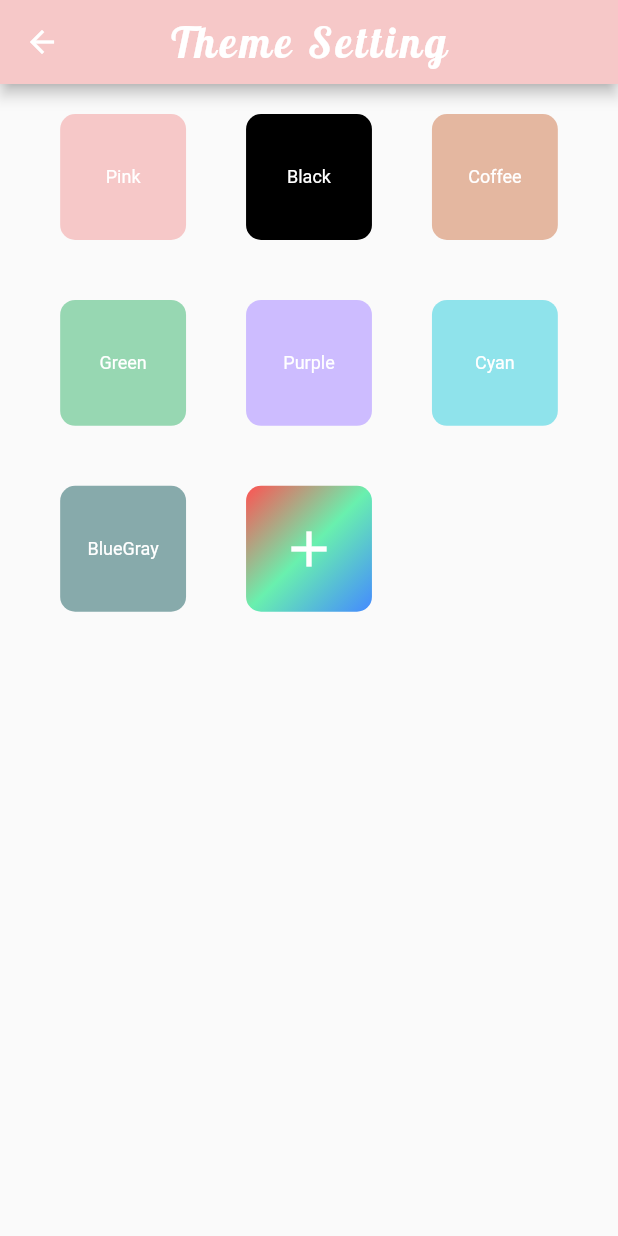
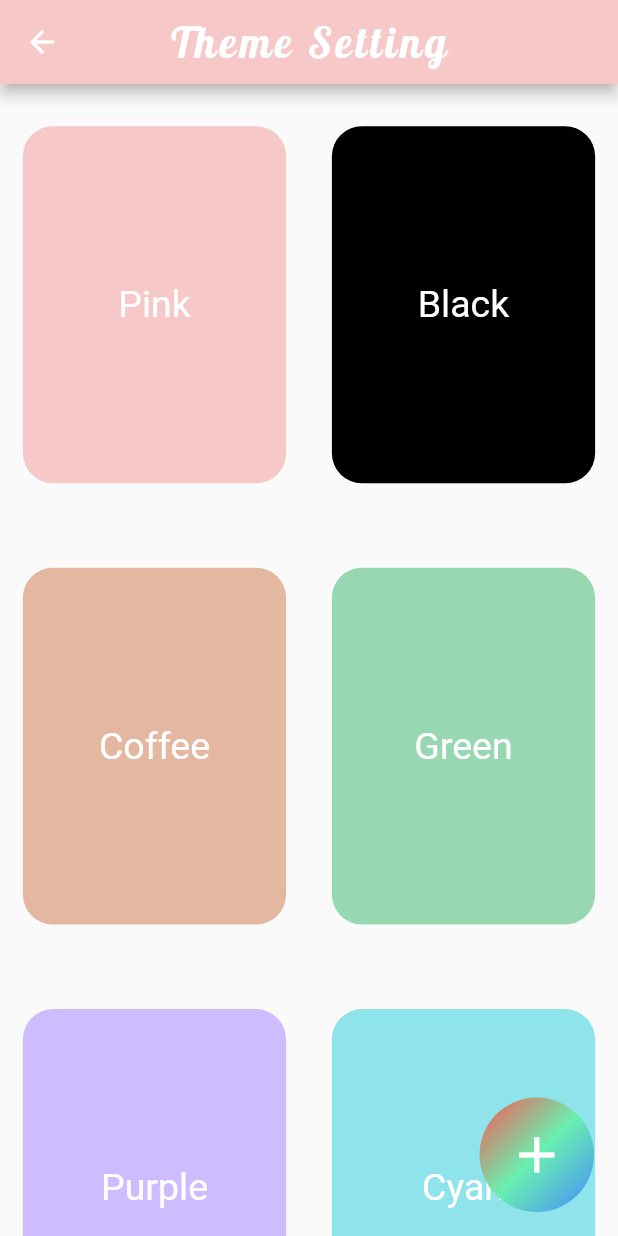
Before and after one commit to FrancisQiang/flutter-bill, a Flutter app: the ThemePage screen opened directly, on a phone screen of 412 x 824 dp. Run offline on Flutter 3.47's test engine with Material 2 defaults, Android fonts, the phone set to English and light mode, and no system bars; our stand-ins replace cached_network_image, dio, fl_chart, fluro, flutter_colorpicker, flutter_datetime_picker and 12 more; missing offline and left inert: circle_list, image_crop; accounts and stored records are empty; network calls fail; statements that could not run were skipped.

Commit message:
refactor: 修改主题设置样式

```diff
--- a/lib/page/theme_page/theme_page.dart
+++ b/lib/page/theme_page/theme_page.dart
@@ -1,5 +1,4 @@
 import 'dart:convert';
-
 import 'package:flutter/material.dart';
 import 'package:flutter_bill/bean/theme_bean.dart';
 import 'package:flutter_bill/component/switcher/custom_animated_switcher.dart';
@@ -13,7 +12,6 @@ import 'package:flutter_bill/util/theme_util.dart';
 import 'package:flutter_screenutil/flutter_screenutil.dart';
 import 'package:provider/provider.dart';
 
-
 class ThemePage extends StatelessWidget {
   @override
   Widget build(BuildContext context) {
@@ -22,11 +20,10 @@ class ThemePage extends StatelessWidget {
     return Scaffold(
       appBar: AppBar(
         centerTitle: true,
-        title: AppBarText(
-          'Theme Setting'
-        ),
+        title: AppBarText('Theme Setting'),
         actions: <Widget>[
-          model.themeList.length > 7 ? CustomAnimatedSwitcher(
+          model.themeList.length > 7
+              ? CustomAnimatedSwitcher(
                   firstChild: IconButton(
                     icon: Icon(
                       Icons.border_color,
@@ -48,16 +45,11 @@ class ThemePage extends StatelessWidget {
                     model.deleting = !model.deleting;
                     model.refresh();
                   },
-          ) : SizedBox(),
+                )
+              : SizedBox(),
         ],
       ),
-      body: Container(
-        alignment: Alignment.topCenter,
-        child: SingleChildScrollView(
-          child: Wrap(
-            children: List.generate(model.themeList.length + 1, (index) {
-              if (index == model.themeList.length) {
-                return AbsorbPointer(
+      floatingActionButton: AbsorbPointer(
         absorbing: model.deleting,
         child: Opacity(
           opacity: model.deleting ? 0 : 1,
@@ -66,9 +58,8 @@ class ThemePage extends StatelessWidget {
               model.createCustomTheme(context);
             },
             child: Container(
-                        height: ScreenUtil.getInstance().setWidth(220),
-                        width: ScreenUtil.getInstance().setWidth(220),
-                        margin: EdgeInsets.all(20),
+              height: ScreenUtil.getInstance().setWidth(200),
+              width: ScreenUtil.getInstance().setWidth(200),
               alignment: Alignment.center,
               child: Icon(
                 Icons.add,
@@ -76,30 +67,30 @@ class ThemePage extends StatelessWidget {
                 size: 40,
               ),
               decoration: BoxDecoration(
-                            shape: BoxShape.rectangle,
-                            borderRadius: BorderRadius.all(Radius.circular(10)),
-                            gradient: LinearGradient(
-                                colors: [
+                  shape: BoxShape.circle,
+                  gradient: LinearGradient(colors: [
                     Colors.redAccent,
                     Colors.greenAccent,
                     Colors.blueAccent,
-                                ],
-                                begin: Alignment.topLeft,
-                                end: Alignment.bottomRight)),
+                  ], begin: Alignment.topLeft, end: Alignment.bottomRight)),
             ),
           ),
         ),
-                );
-              }
+      ),
+      floatingActionButtonLocation: FloatingActionButtonLocation.endFloat,
+      body: Container(
+        alignment: Alignment.topCenter,
+        child: GridView.count(
+          crossAxisCount: 2,
+          childAspectRatio: 0.7,
+          children: List.generate(model.themeList.length, (index) {
             final themeBean = model.themeList[index];
             return Stack(
               children: <Widget>[
                 AbsorbPointer(
                   absorbing: model.deleting,
-                    child: getThemeBloc(
-                      themeBean,
-                      globalModel,
-                    ),
+                  child:
+                      getThemeBloc(themeBean, globalModel),
                 ),
                 Positioned(
                   top: 0,
@@ -123,7 +114,6 @@ class ThemePage extends StatelessWidget {
           }),
         ),
       ),
-      ),
     );
   }
 
@@ -133,24 +123,23 @@ class ThemePage extends StatelessWidget {
       onTap: () {
         globalModel.currentThemeBean = themeBean;
         globalModel.refresh();
-        SharedUtil.instance.saveString(SharedPreferencesKeys.CURRENT_THEME_BEAN, jsonEncode(themeBean.toMap()));
+        SharedUtil.instance.saveString(SharedPreferencesKeys.CURRENT_THEME_BEAN,
+            jsonEncode(themeBean.toMap()));
       },
       child: Container(
-        height: ScreenUtil.getInstance().setWidth(220),
-        width: ScreenUtil.getInstance().setWidth(220),
-        margin: EdgeInsets.all(20),
+        margin: EdgeInsets.symmetric(
+            horizontal: ScreenUtil.getInstance().setWidth(40),
+            vertical: ScreenUtil.getInstance().setHeight(80)),
         alignment: Alignment.center,
         child: Text(
           themeBean.themeName,
-          style: TextStyle(color: Colors.white, fontSize: 12),
+          style: TextStyle(color: Colors.white, fontSize: 25),
         ),
         decoration: BoxDecoration(
             color: themeBean.themeType == MyTheme.darkTheme
                 ? Colors.black
                 : ColorUtil.colorBeanToColor(themeBean.colorBean),
-          shape: BoxShape.rectangle,
-          borderRadius: BorderRadius.all(Radius.circular(10)),
-        ),
+            borderRadius: BorderRadius.all(Radius.circular(20))),
       ),
     );
   }
```
Lines whose indentation alone changed are shown as unchanged.
